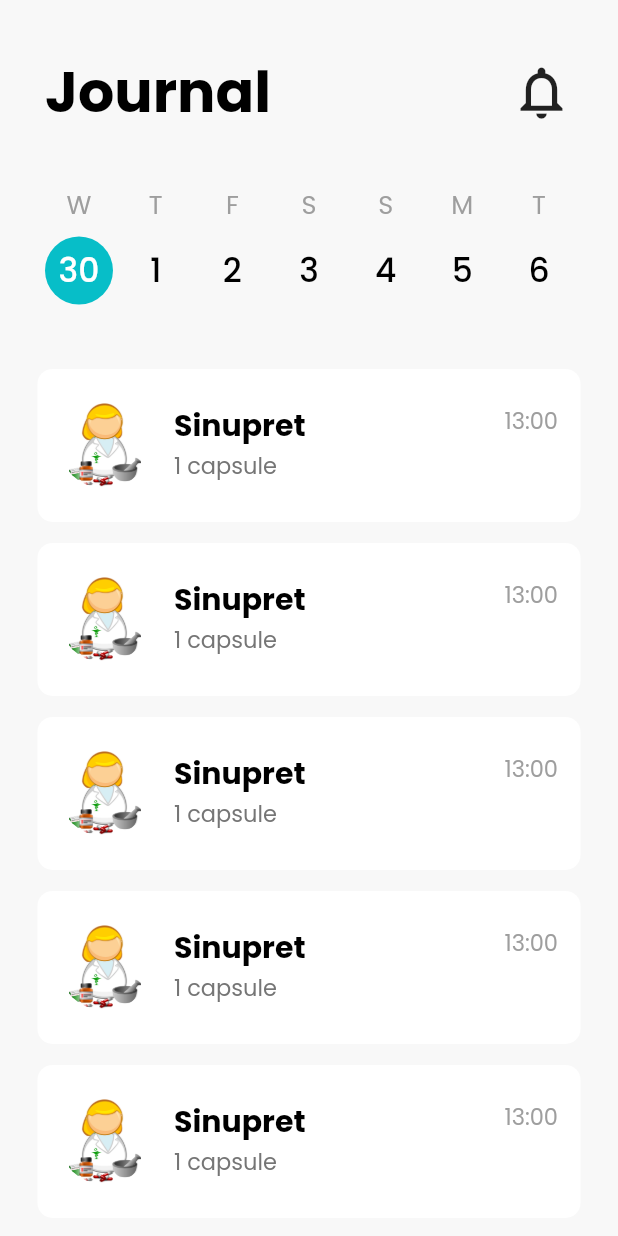
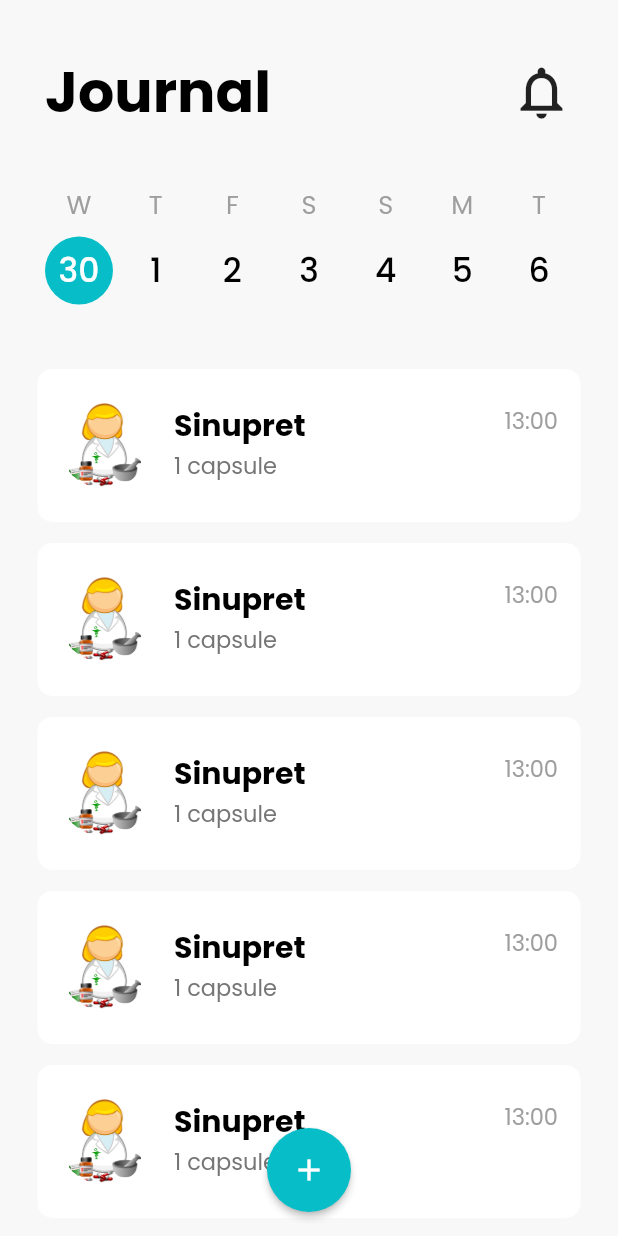
Before and after one commit to gonciuu/Medicine-App-In-Flutter, a Flutter app: the Home screen opened by its route, on a phone screen of 412 x 824 dp. Run offline on Flutter 3.47's test engine with Material 2 defaults, Android fonts, the phone set to English and light mode, and no system bars; our stand-ins replace auto_size_text.

Commit message:
add floating action button

```diff
--- a/lib/screens/home/home.dart
+++ b/lib/screens/home/home.dart
@@ -1,6 +1,7 @@
+
 import 'package:flutter/cupertino.dart';
 import 'package:flutter/material.dart';
-import 'package:medicine/screens/home/medicines_list.dart';
+import '../../screens/home/medicines_list.dart';
 import '../../screens/home/calendar.dart';
 
 class Home extends StatefulWidget {
@@ -14,12 +15,24 @@
     super.initState();
   }
 
+
   @override
   Widget build(BuildContext context) {
     final double deviceHeight =
         MediaQuery.of(context).size.height - MediaQuery.of(context).padding.top;
 
+
+    final Widget addButton = FloatingActionButton(
+      elevation: 2.0,
+      onPressed: (){},
+      child: Icon(Icons.add, color: Colors.white, size: 24.0,),
+      backgroundColor: Theme.of(context).primaryColor,
+    );
+
+
     return Scaffold(
+      floatingActionButton: addButton,
+      floatingActionButtonLocation: FloatingActionButtonLocation.centerFloat,
       backgroundColor: Color.fromRGBO(248, 248, 248, 1),
       body: SingleChildScrollView(
         child: SafeArea(
--- a/lib/screens/home/medicine_card.dart
+++ b/lib/screens/home/medicine_card.dart
@@ -16,6 +16,8 @@
                 .textTheme
                 .headline1
                 .copyWith(color: Colors.black, fontSize: 20.0),
+            maxLines: 1,
+            overflow: TextOverflow.ellipsis,
           ),
           subtitle: Text(
             "1 capsule",
@@ -23,6 +25,8 @@
                 .textTheme
                 .headline5
                 .copyWith(color: Colors.grey[600], fontSize: 15.0),
+            maxLines: 1,
+            overflow: TextOverflow.ellipsis,
           ),
           trailing: Column(
             mainAxisAlignment: MainAxisAlignment.start,
```
